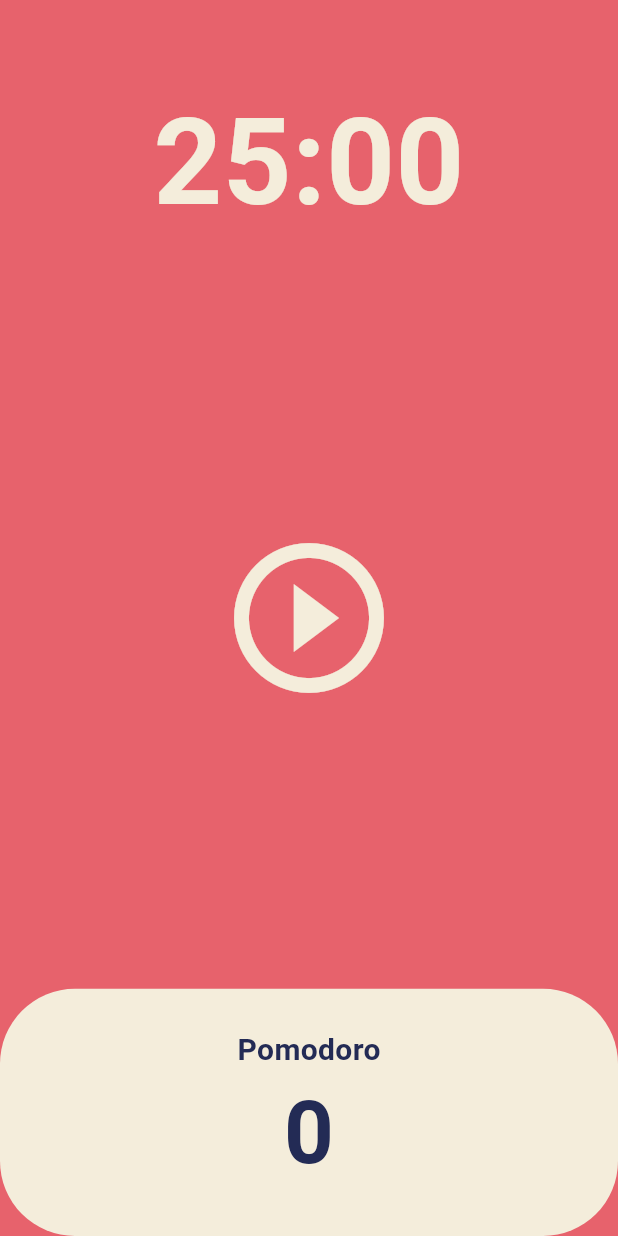
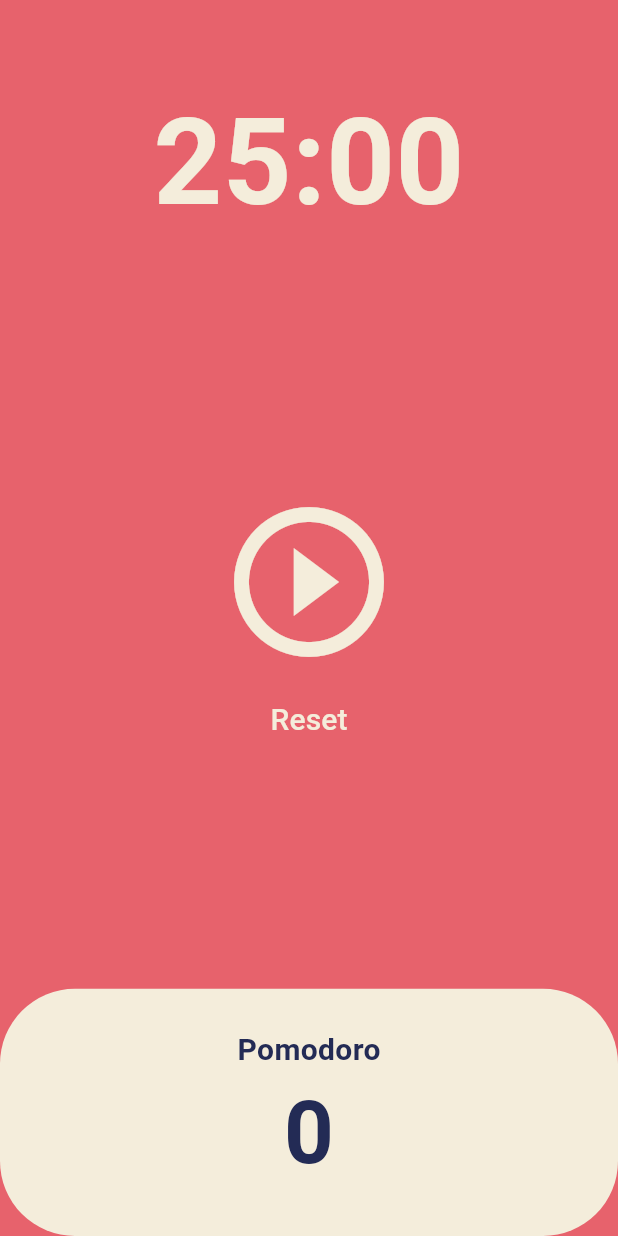
Before and after one commit to 0407chan/pomodoro, a Flutter app: the screen it shows after launch, on a phone screen of 412 x 824 dp. Run offline on Flutter 3.47's test engine with Material 3 defaults, Android fonts, the phone set to English and light mode, and no system bars.

Commit message:
5.4 Code Challenge. reset 버튼 만들기

```diff
--- a/lib/screens/home_screen.dart
+++ b/lib/screens/home_screen.dart
@@ -49,6 +49,13 @@
     });
   }
 
+  void onReset() {
+    onStopPressed();
+    setState(() {
+      totalSeconds = twentyFiveMinutes;
+    });
+  }
+
   String format(int seconds) {
     var duration = Duration(seconds: seconds);
     return duration.toString().split('.').first.substring(2, 7);
@@ -77,7 +84,10 @@
           Flexible(
             flex: 3,
             child: Center(
-              child: IconButton(
+              child: Column(
+                mainAxisAlignment: MainAxisAlignment.center,
+                children: [
+                  IconButton(
                     iconSize: 120,
                     color: Theme.of(context).cardColor,
                     icon: Icon(
@@ -86,6 +96,16 @@
                           : Icons.play_circle_outline,
                     ),
                     onPressed: isRunning ? onStopPressed : onStartPressed,
+                  ),
+                  TextButton(
+                    onPressed: onReset,
+                    child: Text(
+                      "Reset",
+                      style: TextStyle(
+                          color: Theme.of(context).cardColor, fontSize: 20),
+                    ),
+                  ),
+                ],
               ),
             ),
           ),
```
Lines whose indentation alone changed are shown as unchanged.
